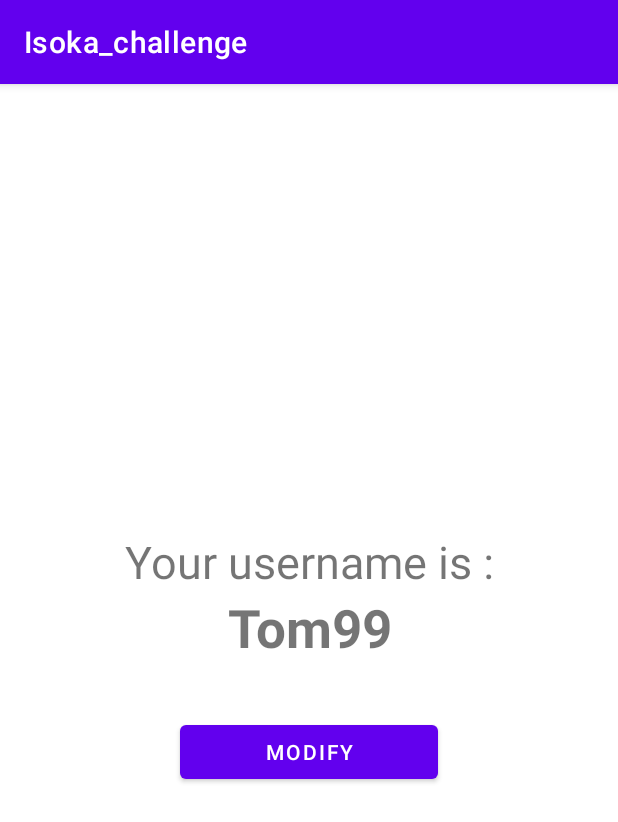
After one commit to Ladislus/m1_android_project, an Android app: the Profil screen opened directly, with no data from a screen before it, on a phone screen of 412 x 824 dp. The commit adds this screen. Shown: the top 822 px of the screen. Run offline under Robolectric (Android 15) with nearby library versions, the phone set to English and light mode, and no system bars.

Commit message:
[ADD] Ajout de l'activité de profil (très basique et sans la bd)

```diff
--- a/app/src/main/java/univ/orleans/ttl/isokachallenge/MainActivity.java
+++ b/app/src/main/java/univ/orleans/ttl/isokachallenge/MainActivity.java
@@ -67,6 +67,10 @@ public class MainActivity extends AppCompatActivity {
                 case R.id.nav_challengeTest:
                     Intent act = new Intent(this, onChallenge.class);
                     startActivity(act);
+                    break;
+                case R.id.nav_profil:
+                    Intent profil = new Intent(this, Profil.class);
+                    startActivity(profil);
                     break;
             }
             return false;
--- /dev/null
+++ b/app/src/main/java/univ/orleans/ttl/isokachallenge/Profil.java
@@ -0,0 +1,47 @@
+package univ.orleans.ttl.isokachallenge;
+
+import androidx.appcompat.app.AppCompatActivity;
+
+import android.os.Bundle;
+import android.view.View;
+import android.widget.Button;
+import android.widget.EditText;
+import android.widget.TextView;
+
+public class Profil extends AppCompatActivity {
+
+    private TextView username;
+    private EditText edit_username;
+    private Button modifier;
+    private Button valider;
+
+    @Override
+    protected void onCreate(Bundle savedInstanceState) {
+        super.onCreate(savedInstanceState);
+        setContentView(R.layout.activity_profil);
+
+        username = findViewById(R.id.pseudoUser);
+        edit_username= findViewById(R.id.inputNewUsername);
+        modifier = findViewById(R.id.btn_modifier);
+        valider = findViewById(R.id.btn_valider);
+        username.setText("Tom99");
+    }
+
+    public void modifier_username(View view) {
+        username.setVisibility(View.GONE);
+        modifier.setVisibility(View.GONE);
+
+        edit_username.setVisibility(View.VISIBLE);
+        valider.setVisibility(View.VISIBLE);
+    }
+
+    public void valider_username(View view) {
+        username.setText(edit_username.getText());
+
+        username.setVisibility(View.VISIBLE);
+        modifier.setVisibility(View.VISIBLE);
+
+        edit_username.setVisibility(View.GONE);
+        valider.setVisibility(View.GONE);
+    }
+}
--- /dev/null
+++ b/app/src/main/res/layout/activity_profil.xml
@@ -0,0 +1,62 @@
+<?xml version="1.0" encoding="utf-8"?>
+<LinearLayout xmlns:android="http://schemas.android.com/apk/res/android"
+    xmlns:app="http://schemas.android.com/apk/res-auto"
+    xmlns:tools="http://schemas.android.com/tools"
+    android:layout_width="match_parent"
+    android:layout_height="match_parent"
+    android:orientation="vertical"
+    android:padding="30px"
+    android:gravity="center"
+    tools:context=".Profil">
+
+    <TextView
+        android:layout_width="match_parent"
+        android:layout_height="wrap_content"
+        android:text="@string/pseudoTitre"
+        android:gravity="center"
+        android:layout_weight="0"
+        android:textSize="30sp"/>
+
+    <EditText
+        android:id="@+id/inputNewUsername"
+        android:layout_width="match_parent"
+        android:layout_height="wrap_content"
+        android:layout_weight="0"
+        android:ems="10"
+        android:visibility="gone"
+        android:hint="@string/hintUsername"
+        android:text="" />
+
+    <TextView
+        android:id="@+id/pseudoUser"
+        android:layout_width="match_parent"
+        android:layout_height="wrap_content"
+        android:textStyle="bold"
+        android:gravity="center"
+        android:layout_weight="0"
+        android:textSize="35sp"
+        android:layout_marginBottom="35dp"
+        />
+
+
+
+    <Button
+        android:id="@+id/btn_modifier"
+        android:layout_width="match_parent"
+        android:layout_height="wrap_content"
+        android:text="@string/btn_modifier"
+        android:layout_marginStart="100dp"
+        android:layout_marginEnd="100dp"
+        android:onClick="modifier_username"
+        />
+    <Button
+        android:id="@+id/btn_valider"
+        android:layout_width="match_parent"
+        android:layout_height="wrap_content"
+        android:text="@string/btn_valider"
+        android:layout_marginStart="100dp"
+        android:layout_marginEnd="100dp"
+        android:visibility="gone"
+        android:onClick="valider_username"
+        />
+</LinearLayout>
--- a/app/src/main/res/menu/drawer_menu.xml
+++ b/app/src/main/res/menu/drawer_menu.xml
@@ -2,6 +2,10 @@
 <menu xmlns:android="http://schemas.android.com/apk/res/android">
     <group android:checkableBehavior="single"
         android:id="@+id/group1">
+        <item android:id="@+id/nav_profil"
+            android:icon="@drawable/ic_account"
+            android:title="@string/profil">
+        </item>
         <item android:id="@+id/nav_connexion"
             android:icon="@drawable/ic_account"
             android:title="@string/connexion">
--- a/app/src/main/res/values/strings.xml
+++ b/app/src/main/res/values/strings.xml
@@ -40,6 +40,11 @@
     <string name="nomChall">"Challenge's name "</string>
     <string name="testActivityChall" translatable="false">GotoActivityChallTEST</string>
     <string name="descChall" translatable="false">desc</string>
-    <string name="placeholderTemps">placeHolder</string>
-    <string name="dateFinph">plaxceHoleccccsfv</string>
+    <string name="placeholderTemps" translatable="false">placeHolder</string>
+    <string name="dateFinph" translatable="false">plaxceHoleccccsfv</string>
+    <string name="pseudoTitre">Your username is :</string>
+    <string name="btn_modifier">Modify</string>
+    <string name="hintUsername">"new Username "</string>
+    <string name="profil">Account</string>
+    <string name="btn_valider">Confirm</string>
 </resources>
```
Also changed, not shown: app/src/main/AndroidManifest.xml (+9 -14 lines), 1 other file.
